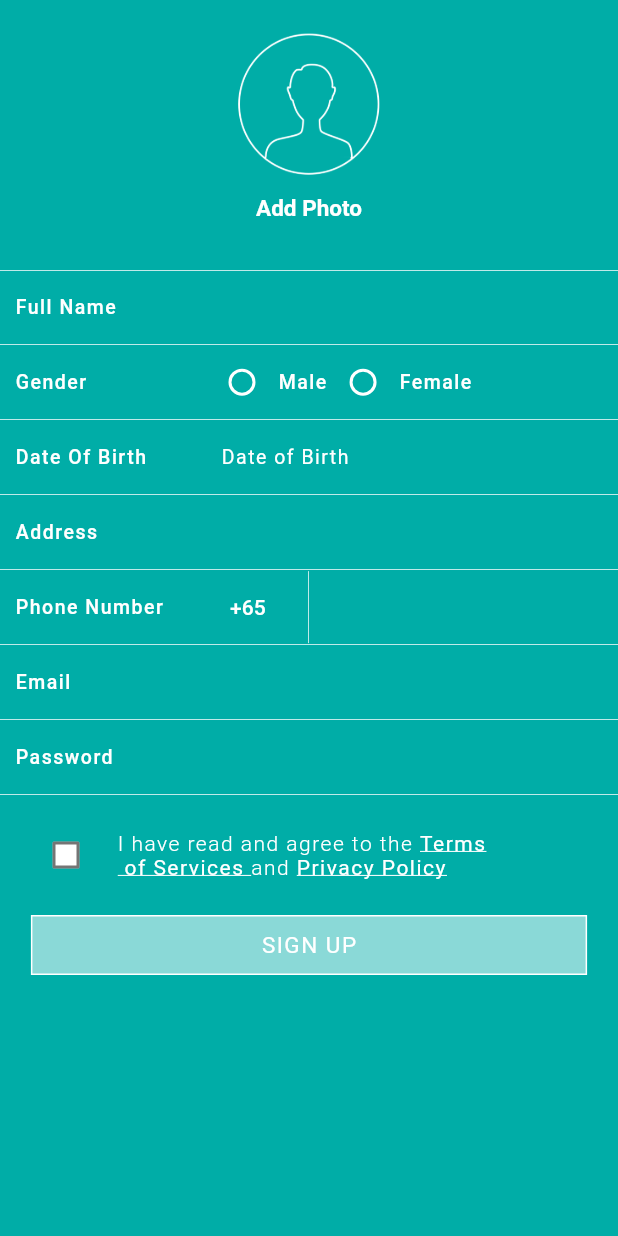
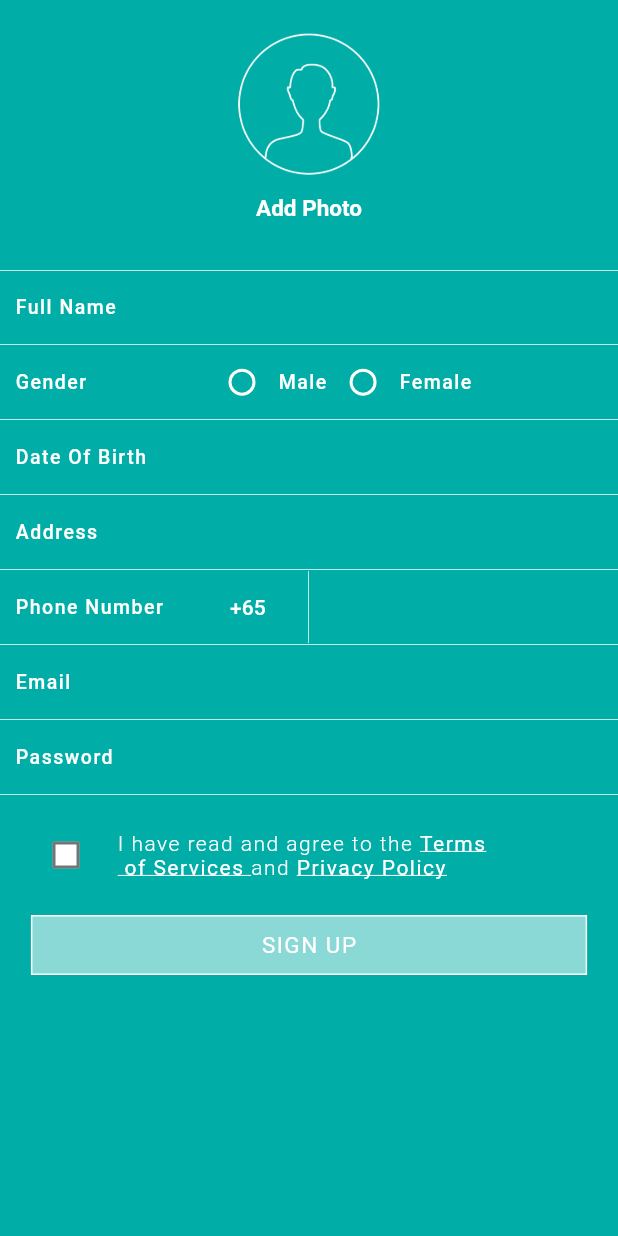
Before and after one commit to krishbala905/poketrewards, a Flutter app: the SignupScreen screen opened directly, on a phone screen of 412 x 824 dp. Run offline on Flutter 3.47's test engine with Material 2 defaults, Android fonts, the phone set to English and light mode, and no system bars; drawn by our look-alikes of country_code_picker; our stand-ins replace device_info_plus, firebase_core, firebase_messaging, flutter_html, flutter_local_notifications, flutter_rating_bar and 5 more; missing offline and left inert: dart:ffi, image_picker_platform_interface, launch_review, xml2json; accounts and stored records are empty.

Commit message:
signup page hint changed

```diff
--- a/lib/UI/SignupScreen.dart
+++ b/lib/UI/SignupScreen.dart
@@ -419,7 +419,7 @@ class _SignupScreenState extends State<SignupScreen> {
                                   color: Colors.white,
                                 ),
 
-                                hintText: "Date of Birth",
+
                                 border: InputBorder.none,
                               ),
                               readOnly: true,
```
